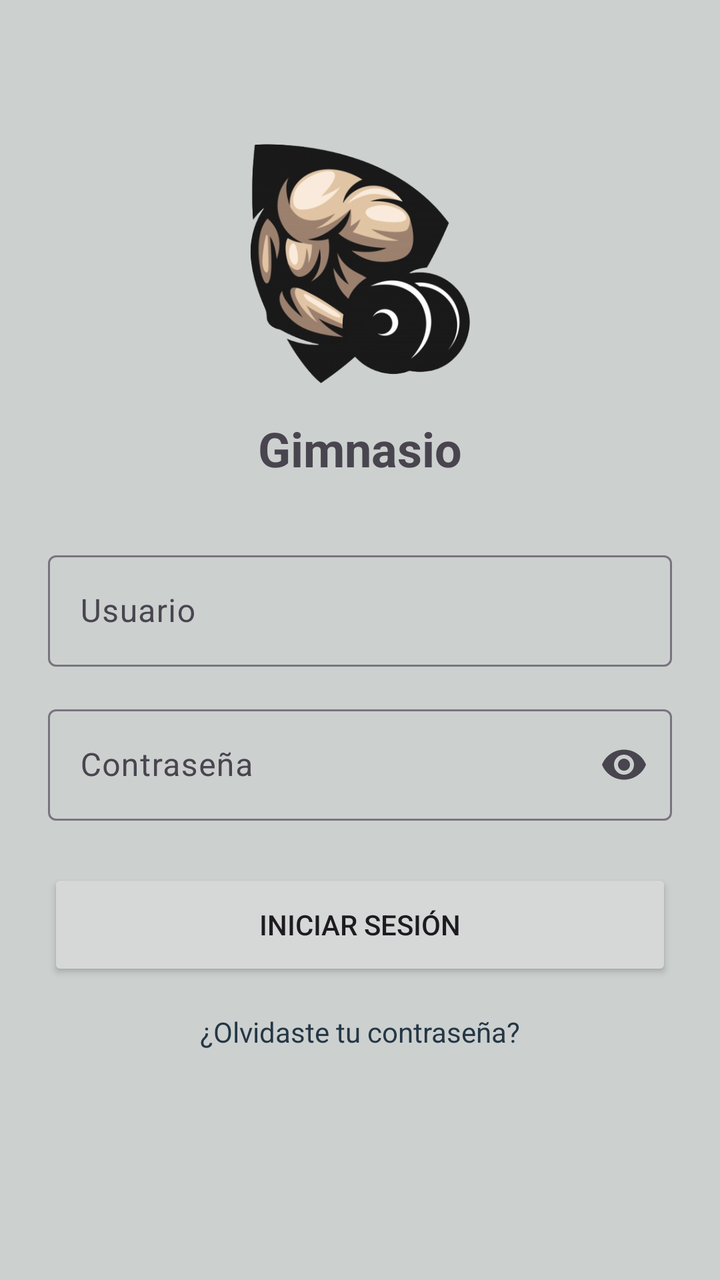
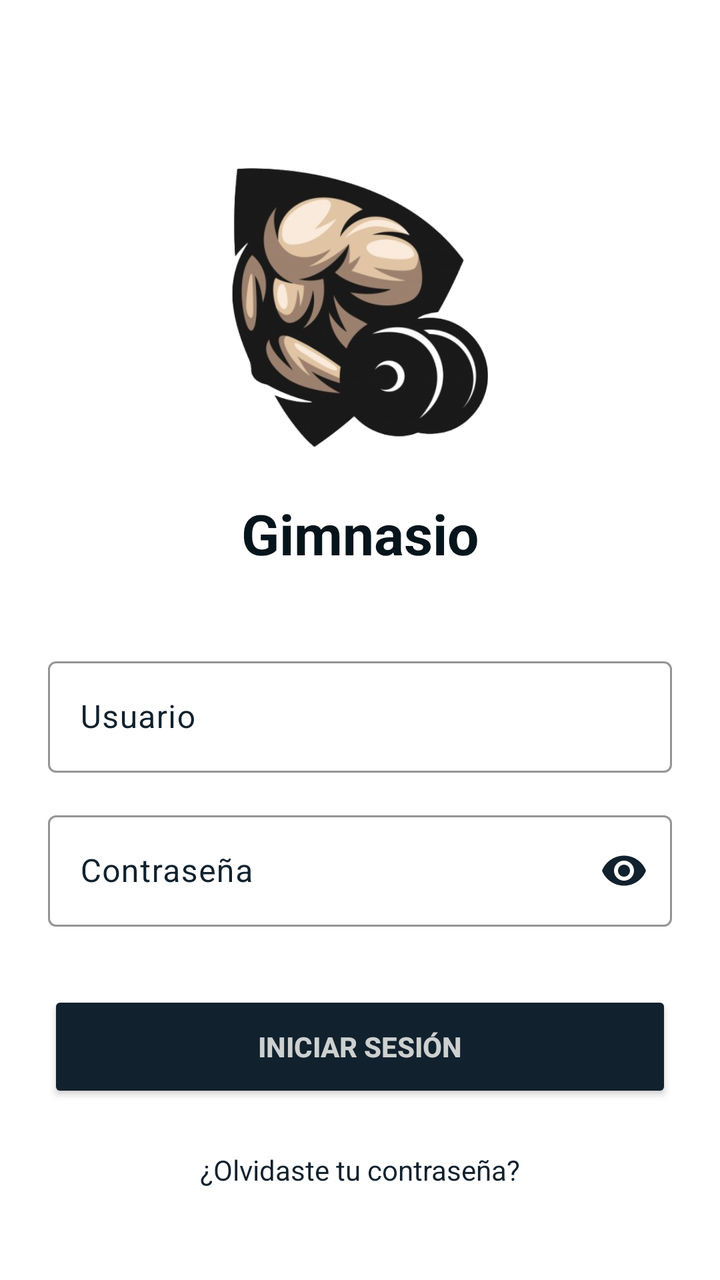

Screens rendered from an Android XML layout before and after an edit, with the pre-edit source and the edit as a unified diff.
<!-- AndroidManifest.xml: application theme Theme.Gimnasio -->
<!-- res/layout/activity_login.xml -->
<?xml version="1.0" encoding="utf-8"?>
<androidx.constraintlayout.widget.ConstraintLayout xmlns:android="http://schemas.android.com/apk/res/android"
    xmlns:app="http://schemas.android.com/apk/res-auto"
    xmlns:tools="http://schemas.android.com/tools"
    android:layout_width="match_parent"
    android:layout_height="match_parent"
    android:padding="24dp"
    tools:context=".LoginActivity">

    <ImageView
        android:id="@+id/imgLogo"
        android:layout_width="120dp"
        android:layout_height="120dp"
        android:layout_marginTop="48dp"
        android:src="@drawable/gym_logo"
        app:layout_constraintEnd_toEndOf="parent"
        app:layout_constraintStart_toStartOf="parent"
        app:layout_constraintTop_toTopOf="parent" />

    <TextView
        android:id="@+id/tvTitle"
        android:layout_width="wrap_content"
        android:layout_height="wrap_content"
        android:layout_marginTop="16dp"
        android:text="Gimnasio"
        android:textSize="24sp"
        android:textStyle="bold"
        app:layout_constraintEnd_toEndOf="parent"
        app:layout_constraintStart_toStartOf="parent"
        app:layout_constraintTop_toBottomOf="@id/imgLogo" />

    <com.google.android.material.textfield.TextInputLayout
        android:id="@+id/tilUser"
        style="@style/Widget.Material3.TextInputLayout.OutlinedBox"
        android:layout_width="match_parent"
        android:layout_height="wrap_content"
        android:layout_marginTop="32dp"
        android:hint="Usuario"
        app:layout_constraintTop_toBottomOf="@id/tvTitle">

        <com.google.android.material.textfield.TextInputEditText
            android:id="@+id/etUser"
            android:layout_width="match_parent"
            android:layout_height="wrap_content"
            android:inputType="text" />
    </com.google.android.material.textfield.TextInputLayout>

    <com.google.android.material.textfield.TextInputLayout
        android:id="@+id/tilPassword"
        style="@style/Widget.Material3.TextInputLayout.OutlinedBox"
        android:layout_width="match_parent"
        android:layout_height="wrap_content"
        android:layout_marginTop="16dp"
        android:hint="Contraseña"
        app:endIconMode="password_toggle"
        app:layout_constraintTop_toBottomOf="@id/tilUser">

        <com.google.android.material.textfield.TextInputEditText
            android:id="@+id/etPassword"
            android:layout_width="match_parent"
            android:layout_height="wrap_content"
            android:inputType="textPassword" />
    </com.google.android.material.textfield.TextInputLayout>

    <Button
        android:id="@+id/btnLogin"
        android:layout_width="match_parent"
        android:layout_height="56dp"
        android:layout_marginTop="24dp"
        android:text="Iniciar sesión"
        app:layout_constraintTop_toBottomOf="@id/tilPassword" />

    <TextView
        android:id="@+id/tvForgotPassword"
        android:layout_width="wrap_content"
        android:layout_height="wrap_content"
        android:layout_marginTop="16dp"
        android:text="¿Olvidaste tu contraseña?"
        android:textColor="?attr/colorPrimary"
        app:layout_constraintEnd_toEndOf="parent"
        app:layout_constraintStart_toStartOf="parent"
        app:layout_constraintTop_toBottomOf="@id/btnLogin" />

</androidx.constraintlayout.widget.ConstraintLayout>
<!-- resources referenced by this layout -->
<resources>
  <!-- drawable gym_logo: png bitmap (drawable, 114364 bytes) -->
  <style name="Theme.Gimnasio" parent="Base.Theme.Gimnasio" />
  <style name="Base.Theme.Gimnasio" parent="Theme.Material3.DayNight.NoActionBar">
          <item name="colorPrimary">@color/gym_primary</item>
          <item name="colorOnPrimary">@color/gym_light_gray</item>
          <item name="colorPrimaryContainer">@color/gym_surface_dark</item>
          <item name="colorOnPrimaryContainer">@color/gym_light_gray</item>
  
          <item name="colorSecondary">@color/gym_secondary</item>
          <item name="colorOnSecondary">@color/gym_bg_deep</item>
  
          <item name="android:windowBackground">@color/gym_light_gray</item>
          <item name="colorSurface">@color/white</item>
          <item name="colorOnSurface">@color/gym_bg_deep</item>
  
          <item name="android:statusBarColor">@color/gym_bg_deep</item>
      </style>
  <color name="gym_primary">#253745</color>
  <color name="gym_light_gray">#CCD0CF</color>
  <color name="gym_surface_dark">#11212D</color>
  <color name="gym_secondary">#4A5C6A</color>
  <color name="gym_bg_deep">#06141B</color>
  <color name="white">#FFFFFFFF</color>
</resources>

<!-- the commit's change to res/layout/activity_login.xml (unified diff, before → after) -->
@@ -4,26 +4,29 @@
     xmlns:tools="http://schemas.android.com/tools"
     android:layout_width="match_parent"
     android:layout_height="match_parent"
+    android:background="@color/white"
     android:padding="24dp"
     tools:context=".LoginActivity">
 
     <ImageView
         android:id="@+id/imgLogo"
-        android:layout_width="120dp"
-        android:layout_height="120dp"
-        android:layout_marginTop="48dp"
+        android:layout_width="140dp"
+        android:layout_height="140dp"
+        android:layout_marginTop="60dp"
         android:src="@drawable/gym_logo"
         app:layout_constraintEnd_toEndOf="parent"
         app:layout_constraintStart_toStartOf="parent"
-        app:layout_constraintTop_toTopOf="parent" />
+        app:layout_constraintTop_toTopOf="parent"
+        android:contentDescription="Gym Logo" />
 
     <TextView
         android:id="@+id/tvTitle"
         android:layout_width="wrap_content"
         android:layout_height="wrap_content"
-        android:layout_marginTop="16dp"
+        android:layout_marginTop="24dp"
         android:text="Gimnasio"
-        android:textSize="24sp"
+        android:textColor="@color/gym_bg_deep"
+        android:textSize="28sp"
         android:textStyle="bold"
         app:layout_constraintEnd_toEndOf="parent"
         app:layout_constraintStart_toStartOf="parent"
@@ -34,14 +37,18 @@
         style="@style/Widget.Material3.TextInputLayout.OutlinedBox"
         android:layout_width="match_parent"
         android:layout_height="wrap_content"
-        android:layout_marginTop="32dp"
+        android:layout_marginTop="40dp"
         android:hint="Usuario"
+        android:textColorHint="@color/gym_surface_dark"
+        app:hintTextColor="@color/gym_bg_deep"
+        app:boxStrokeColor="@color/gym_bg_deep"
         app:layout_constraintTop_toBottomOf="@id/tvTitle">
 
         <com.google.android.material.textfield.TextInputEditText
             android:id="@+id/etUser"
             android:layout_width="match_parent"
             android:layout_height="wrap_content"
+            android:textColor="@color/black"
             android:inputType="text" />
     </com.google.android.material.textfield.TextInputLayout>
 
@@ -52,13 +59,18 @@
         android:layout_height="wrap_content"
         android:layout_marginTop="16dp"
         android:hint="Contraseña"
+        android:textColorHint="@color/gym_surface_dark"
+        app:hintTextColor="@color/gym_bg_deep"
+        app:boxStrokeColor="@color/gym_bg_deep"
         app:endIconMode="password_toggle"
+        app:endIconTint="@color/gym_surface_dark"
         app:layout_constraintTop_toBottomOf="@id/tilUser">
 
         <com.google.android.material.textfield.TextInputEditText
             android:id="@+id/etPassword"
             android:layout_width="match_parent"
             android:layout_height="wrap_content"
+            android:textColor="@color/black"
             android:inputType="textPassword" />
     </com.google.android.material.textfield.TextInputLayout>
 
@@ -66,17 +78,20 @@
         android:id="@+id/btnLogin"
         android:layout_width="match_parent"
         android:layout_height="56dp"
-        android:layout_marginTop="24dp"
-        android:text="Iniciar sesión"
+        android:layout_marginTop="32dp"
+        android:backgroundTint="@color/gym_surface_dark"
+        android:text="INICIAR SESIÓN"
+        android:textColor="@color/gym_light_gray"
+        android:textStyle="bold"
         app:layout_constraintTop_toBottomOf="@id/tilPassword" />
 
     <TextView
         android:id="@+id/tvForgotPassword"
         android:layout_width="wrap_content"
         android:layout_height="wrap_content"
-        android:layout_marginTop="16dp"
+        android:layout_marginTop="24dp"
         android:text="¿Olvidaste tu contraseña?"
-        android:textColor="?attr/colorPrimary"
+        android:textColor="@color/gym_surface_dark"
         app:layout_constraintEnd_toEndOf="parent"
         app:layout_constraintStart_toStartOf="parent"
         app:layout_constraintTop_toBottomOf="@id/btnLogin" />
<!-- resource entries referenced after the edit -->
@@ -1,5 +1,10 @@
 <!-- resources referenced by this layout -->
 <resources>
+  <color name="black">#FF000000</color>
+  <color name="gym_bg_deep">#06141B</color>
+  <color name="gym_light_gray">#CCD0CF</color>
+  <color name="gym_surface_dark">#11212D</color>
+  <color name="white">#FFFFFFFF</color>
   <!-- drawable gym_logo: png bitmap (drawable, 114364 bytes) -->
   <style name="Theme.Gimnasio" parent="Base.Theme.Gimnasio" />
   <style name="Base.Theme.Gimnasio" parent="Theme.Material3.DayNight.NoActionBar">
@@ -18,10 +23,6 @@
           <item name="android:statusBarColor">@color/gym_bg_deep</item>
       </style>
   <color name="gym_primary">#253745</color>
-  <color name="gym_light_gray">#CCD0CF</color>
-  <color name="gym_surface_dark">#11212D</color>
   <color name="gym_secondary">#4A5C6A</color>
-  <color name="gym_bg_deep">#06141B</color>
-  <color name="white">#FFFFFFFF</color>
 </resources>
 
